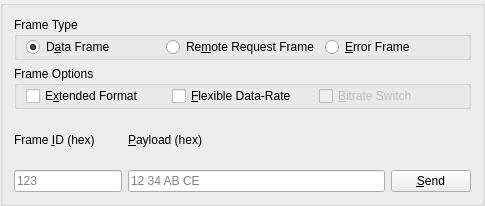
The window that sendframebox.ui (nephen/RobotController) describes before a commit, drawn with Qt 5.
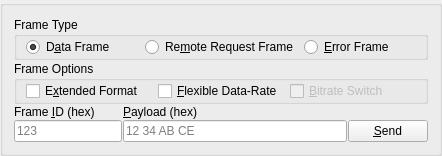
The same window after the commit.

Commit message: edit ui:Change file title, interface size

The edit to the form file:
```diff
--- a/sendframebox.ui
+++ b/sendframebox.ui
@@ -6,10 +6,16 @@
    <rect>
     <x>0</x>
     <y>0</y>
-    <width>485</width>
-    <height>206</height>
+    <width>442</width>
+    <height>124</height>
    </rect>
   </property>
+  <property name="maximumSize">
+   <size>
+    <width>16777215</width>
+    <height>16777215</height>
+   </size>
+  </property>
   <property name="windowTitle">
    <string>Dialog</string>
   </property>
@@ -17,6 +23,9 @@
    <string/>
   </property>
   <layout class="QVBoxLayout" name="verticalLayout_4">
+   <property name="spacing">
+    <number>1</number>
+   </property>
    <item>
     <widget class="QGroupBox" name="frameTypeBox">
      <property name="title">
@@ -185,10 +194,13 @@
          <property name="orientation">
           <enum>Qt::Vertical</enum>
          </property>
+         <property name="sizeType">
+          <enum>QSizePolicy::Maximum</enum>
+         </property>
          <property name="sizeHint" stdset="0">
           <size>
            <width>20</width>
-           <height>40</height>
+           <height>30</height>
           </size>
          </property>
         </spacer>
```
The commit also changes 1 other file.
